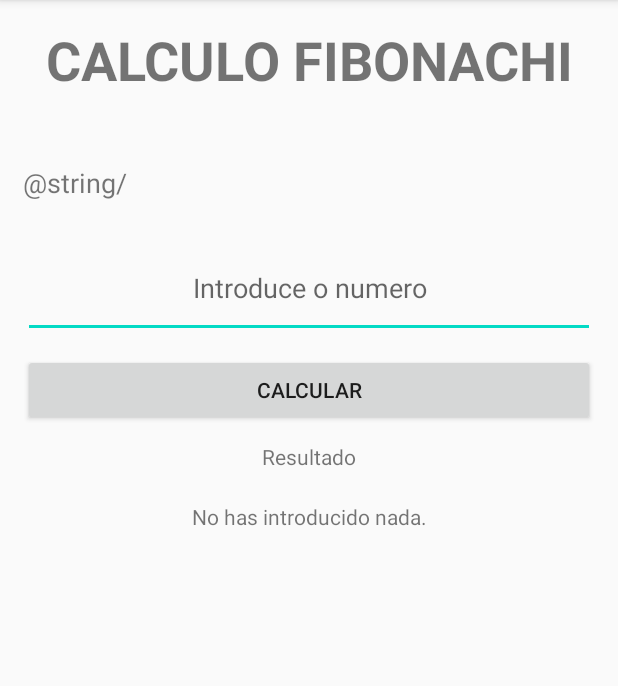
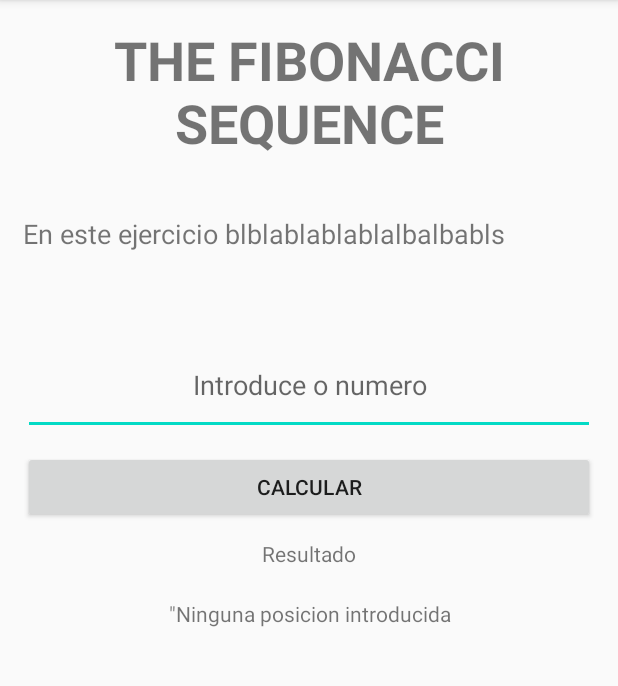
Before and after one commit to SrDyamond/Android, an Android app: the screen it shows after launch (MainActivity), after a tap on "CALCULAR", on a phone screen of 412 x 824 dp, the part 84-770 px from its top. Run offline under Robolectric (Android 15) with nearby library versions, the phone set to English and light mode, and no system bars.

Commit message:
"Update,Falta ponerlo bonito"

```diff
--- a/EjercicioEvaluable1/app/src/main/java/com/example/ejercicioevaluable1/MainActivity.java
+++ b/EjercicioEvaluable1/app/src/main/java/com/example/ejercicioevaluable1/MainActivity.java
@@ -6,38 +6,45 @@ import android.os.Bundle;
 import android.view.View;
 import android.widget.EditText;
 import android.widget.TextView;
-import android.widget.Toast;
 
 public class MainActivity extends AppCompatActivity {
 
-    private int[] valores =new int[100];
+    private double[] valores =new double[100];
+    private int ultimaPosicionCalculada = 0;
 
     @Override
     protected void onCreate(Bundle savedInstanceState) {
-        super.onCreate(savedInstanceState);
-        setContentView(R.layout.activity_main);
-
         for (int i=0; i <this.valores.length;i++){
             this.valores[i] = 0;
         }
+        this.valores[0] =1;
+        this.valores[1] =1;
+        this.valores[2] =2;
+        this.ultimaPosicionCalculada=2;
+
+        super.onCreate(savedInstanceState);
+        setContentView(R.layout.activity_main);
     }
 
     public void pulsarBoton(View view) {
+
         EditText entradaNumeros = (EditText) findViewById(R.id.numberInput);
-        TextView resultado = (TextView) findViewById(R.id.resultado);
+        TextView resultadoOutput = (TextView) findViewById(R.id.resultado);
 
         if (entradaNumeros.getText().toString().trim().length() == 0) {
-            resultado.setText("No has introducido nada.");
+            resultadoOutput.setText(R.string.NingunaPosicionIntroducida);
         } else {
-            int posicionIntroducida = Integer.parseInt(entradaNumeros.getText().toString());
-            if (posicionIntroducida > 0 && posicionIntroducida <= 100) {
-                // comprobamos si la posicion pedida ya está calculada
-                if (valores[posicionIntroducida - 1] == 0) {
-                    Calculo.calcularHasta(this.valores, posicionIntroducida);
+            int posicionIntroducida = Integer.parseInt(entradaNumeros.getText().toString()) -1;
+            if (posicionIntroducida >= 0 && posicionIntroducida < 100) {
+                if (valores[posicionIntroducida] == 0) {
+                    Calculo.calcularFibo(this.valores, this.ultimaPosicionCalculada, posicionIntroducida);
+                    this.ultimaPosicionCalculada = posicionIntroducida;
                 }
-                resultado.setText("El número introducido es " + String.valueOf(valores[posicionIntroducida - 1]));
+                //visualizo texto
+                // getResources().getString(R.string.ultimaPosicionCalc)
+                resultadoOutput.setText(String.valueOf(valores[posicionIntroducida]));
             } else {
-                resultado.setText("Posición fuera de rango");
+                resultadoOutput.setText(R.string.fueraRango);
             }
         }
     }
--- a/EjercicioEvaluable1/app/src/main/res/layout/activity_main.xml
+++ b/EjercicioEvaluable1/app/src/main/res/layout/activity_main.xml
@@ -13,11 +13,11 @@
     <TextView
         android:id="@+id/titulo"
         android:layout_width="match_parent"
-        android:layout_height="83dp"
+        android:layout_height="117dp"
         android:layout_gravity="center_horizontal"
         android:layout_marginVertical="5dp"
         android:gravity="center_horizontal"
-        android:text="@string/calculo_fibonachi"
+        android:text="@string/the_fibonacci_sequence"
         android:textAlignment="center"
         android:textAllCaps="true"
         android:textSize="36sp"
@@ -27,9 +27,9 @@
     <TextView
         android:id="@+id/descripcion"
         android:layout_width="match_parent"
-        android:layout_height="49dp"
+        android:layout_height="80dp"
         android:layout_marginVertical="5dp"
-        android:text="@string/"
+        android:text="@string/en_este_ejercicio_blblablablablalbalbabls"
         android:textSize="18sp" />
 
     <EditText
--- a/EjercicioEvaluable1/app/src/main/res/values/strings.xml
+++ b/EjercicioEvaluable1/app/src/main/res/values/strings.xml
@@ -6,4 +6,9 @@
     <string name="resultado">Resultado</string>
     <string name="introduce_o_numero">Introduce o numero</string>
     <string name="calcular_el_numero_de_la_serie_fibonachi_que_desees">Calcular el numero de la serie Fibonachi que desees</string>
+    <string name="NingunaPosicionIntroducida">\"Ninguna posicion introducida</string>
+    <string name="ultimaPosicionCalc">ultimaPosicionCalculada</string>
+    <string name="fueraRango">Fuera de rango</string>
+    <string name="the_fibonacci_sequence">The Fibonacci Sequence</string>
+    <string name="en_este_ejercicio_blblablablablalbalbabls">En este ejercicio blblablablablalbalbabls</string>
 </resources>
```
Also changed, not shown: EjercicioEvaluable1/app/src/main/java/com/example/ejercicioevaluable1/Calculo.java (+6 -15 lines).
